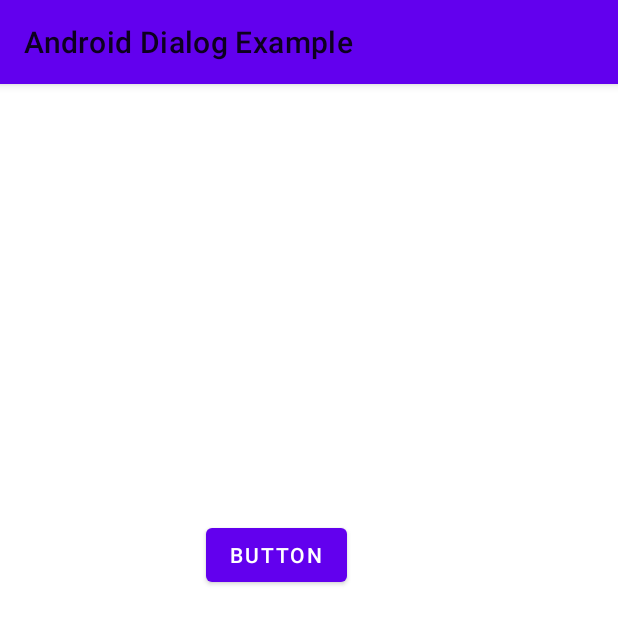
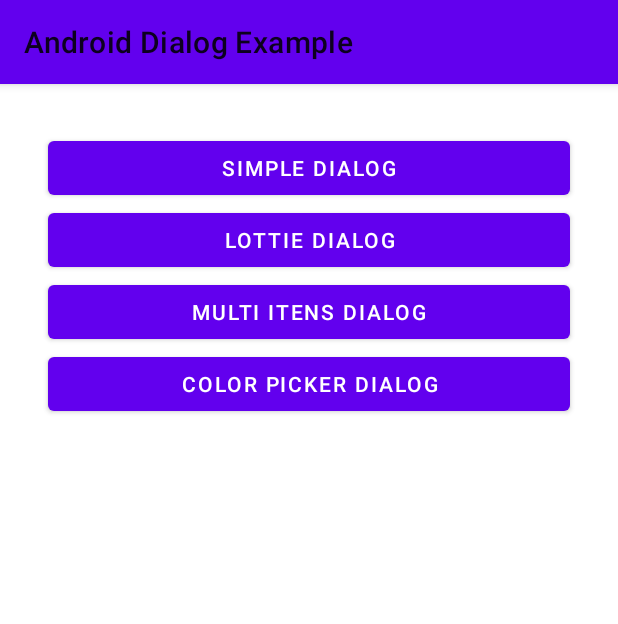
Before and after one commit to jhonatansabadi/android-dialog, an Android app: the screen it shows after launch (MainActivity), on a phone screen of 412 x 824 dp. Shown: the top 624 px of the screen. Run offline under Robolectric (Android 15) with nearby library versions, the phone set to English and light mode, and no system bars.

```diff
--- a/android-dialog/src/main/java/jhonatan/sabadi/android_dialog/dialog/BaseDialog.kt
+++ b/android-dialog/src/main/java/jhonatan/sabadi/android_dialog/dialog/BaseDialog.kt
@@ -95,7 +95,10 @@
     var content: String
         get() = customView?.contentDialog?.text.toString()
         set(value) {
-            customView?.contentDialog?.text = value
+            customView?.apply {
+                visibility = View.VISIBLE
+                contentDialog?.text = value
+            }
         }
 
     var contentFontSize: Int
--- a/android-dialog/src/main/res/layout/base_dialog.xml
+++ b/android-dialog/src/main/res/layout/base_dialog.xml
@@ -30,6 +30,7 @@
         android:text="@string/content_dialog"
         android:textColor="?android:attr/textColorSecondary"
         android:textSize="14sp"
+        android:visibility="gone"
         app:layout_constraintEnd_toEndOf="@+id/titleDialog"
         app:layout_constraintStart_toStartOf="@+id/titleDialog"
         app:layout_constraintTop_toBottomOf="@+id/titleDialog" />
--- a/android-dialog/src/main/res/layout/multi_item_dialog.xml
+++ b/android-dialog/src/main/res/layout/multi_item_dialog.xml
@@ -75,6 +75,7 @@
                 app:layout_constraintTop_toBottomOf="@+id/titleDialog">
 
                 <androidx.recyclerview.widget.RecyclerView
+                    app:layoutManager="androidx.recyclerview.widget.LinearLayoutManager"
                     android:id="@+id/recyclerViewDialog"
                     android:layout_width="match_parent"
                     android:layout_height="match_parent"
--- a/android-dialog/src/main/res/layout/simple_dialog.xml
+++ b/android-dialog/src/main/res/layout/simple_dialog.xml
@@ -35,7 +35,7 @@
                 android:layout_width="match_parent"
                 android:layout_height="150dp"
                 android:scaleType="centerCrop"
-                android:visibility="visible"
+                android:visibility="gone"
                 app:layout_constraintEnd_toEndOf="parent"
                 app:layout_constraintStart_toStartOf="parent"
                 app:layout_constraintTop_toTopOf="parent" />
--- a/app/src/main/java/jhonatan/sabadi/androiddialogexample/MainActivity.kt
+++ b/app/src/main/java/jhonatan/sabadi/androiddialogexample/MainActivity.kt
@@ -1,8 +1,12 @@
 package jhonatan.sabadi.androiddialogexample
 
 import android.os.Bundle
+import android.widget.Toast
 import androidx.appcompat.app.AppCompatActivity
+import com.android.androiddialog.dialog.colorPickerDialog
+import com.android.androiddialog.dialog.lottieDialog
 import com.android.androiddialog.dialog.multiItemDialog
+import com.android.androiddialog.dialog.simpleDialog
 import kotlinx.android.synthetic.main.activity_main.*
 
 class MainActivity : AppCompatActivity() {
@@ -10,22 +14,41 @@
         super.onCreate(savedInstanceState)
         setContentView(R.layout.activity_main)
 
-        button.setOnClickListener {
+        simpleDialogButton.setOnClickListener {
+            simpleDialog {
+                title = "Title"
+                okButton {
+                    it.dismiss()
+                }
+            }
+        }
+
+        multiItemDialogButton.setOnClickListener {
             multiItemDialog(mutableListOf("Item 1", "Item 2"), mutableListOf(R.drawable.ic_alarm, R.drawable.ic_close)) {
                 setLottieImage("moto.json")
                 title = "Algum titulo"
+                actionButton {
+                    Toast.makeText(this@MainActivity, "OK", Toast.LENGTH_LONG).show()
+                }
+                neutralButton {
+                    it.dismiss()
+                }
             }
-//            colorPickerDialog(mutableListOf(Color.BLUE, Color.BLACK))  {
-//                title = "Teste"
-//                content = "Test"
-//                actionButton("Save") {
-//                    it.dismiss()
-//                    Toast.makeText(this@MainActivity, "saved", Toast.LENGTH_SHORT).show()
-//                }
-//                neutralButton("cancel") {
-//                    it.dismiss()
-//                }
-//            }
         }
+
+        lottieSimpleDialogButton.setOnClickListener {
+            lottieDialog("moto.json") {
+                title = "Moto"
+            }
+        }
+
+        colorPickerDialogButton.setOnClickListener {
+            colorPickerDialog(mutableListOf(R.color.blue, R.color.red)) {
+                okButton {
+                    it.dismiss()
+                }
+            }
+        }
+
     }
 }
--- a/app/src/main/res/layout/activity_main.xml
+++ b/app/src/main/res/layout/activity_main.xml
@@ -7,14 +7,42 @@
     tools:context=".MainActivity">
 
     <Button
-        android:id="@+id/button"
-        android:layout_width="wrap_content"
+        android:id="@+id/simpleDialogButton"
+        android:layout_width="0dp"
         android:layout_height="48dp"
-        android:layout_marginStart="137dp"
-        android:layout_marginTop="290dp"
-        android:layout_marginEnd="181dp"
-        android:text="Button"
+        android:layout_marginStart="32dp"
+        android:layout_marginTop="32dp"
+        android:layout_marginEnd="32dp"
+        android:text="Simple Dialog"
         app:layout_constraintEnd_toEndOf="parent"
         app:layout_constraintStart_toStartOf="parent"
         app:layout_constraintTop_toTopOf="parent" />
+
+    <Button
+        android:id="@+id/lottieSimpleDialogButton"
+        android:layout_width="0dp"
+        android:layout_height="wrap_content"
+        android:text="Lottie Dialog"
+        app:layout_constraintEnd_toEndOf="@+id/simpleDialogButton"
+        app:layout_constraintStart_toStartOf="@+id/simpleDialogButton"
+        app:layout_constraintTop_toBottomOf="@+id/simpleDialogButton" />
+
+    <Button
+        android:id="@+id/multiItemDialogButton"
+        android:layout_width="0dp"
+        android:layout_height="wrap_content"
+        android:text="Multi itens Dialog"
+        app:layout_constraintEnd_toEndOf="@+id/lottieSimpleDialogButton"
+        app:layout_constraintStart_toStartOf="@+id/lottieSimpleDialogButton"
+        app:layout_constraintTop_toBottomOf="@+id/lottieSimpleDialogButton" />
+
+    <Button
+        android:id="@+id/colorPickerDialogButton"
+        android:layout_width="0dp"
+        android:layout_height="wrap_content"
+        android:text="Color Picker Dialog"
+        app:layout_constraintEnd_toEndOf="@+id/multiItemDialogButton"
+        app:layout_constraintStart_toStartOf="@+id/multiItemDialogButton"
+        app:layout_constraintTop_toBottomOf="@+id/multiItemDialogButton" />
+
 </androidx.constraintlayout.widget.ConstraintLayout>
--- a/build.gradle
+++ b/build.gradle
@@ -7,7 +7,7 @@
         maven { url = "https://dl.bintray.com/kotlin/kotlin-eap" }
     }
     dependencies {
-        classpath 'com.android.tools.build:gradle:4.2.0-alpha03'
+        classpath 'com.android.tools.build:gradle:4.2.0-alpha04'
         classpath "org.jetbrains.kotlin:kotlin-gradle-plugin:$kotlin_version"
 
         // NOTE: Do not place your application dependencies here; they belong
```
Also changed, not shown: android-dialog/src/main/java/jhonatan/sabadi/android_dialog/dialog/MultiItemDialog.kt (+6 -1 lines), android-dialog/src/main/res/layout/recycler_multi_item.xml (+9 -9 lines), gradle/wrapper/gradle-wrapper.properties.
